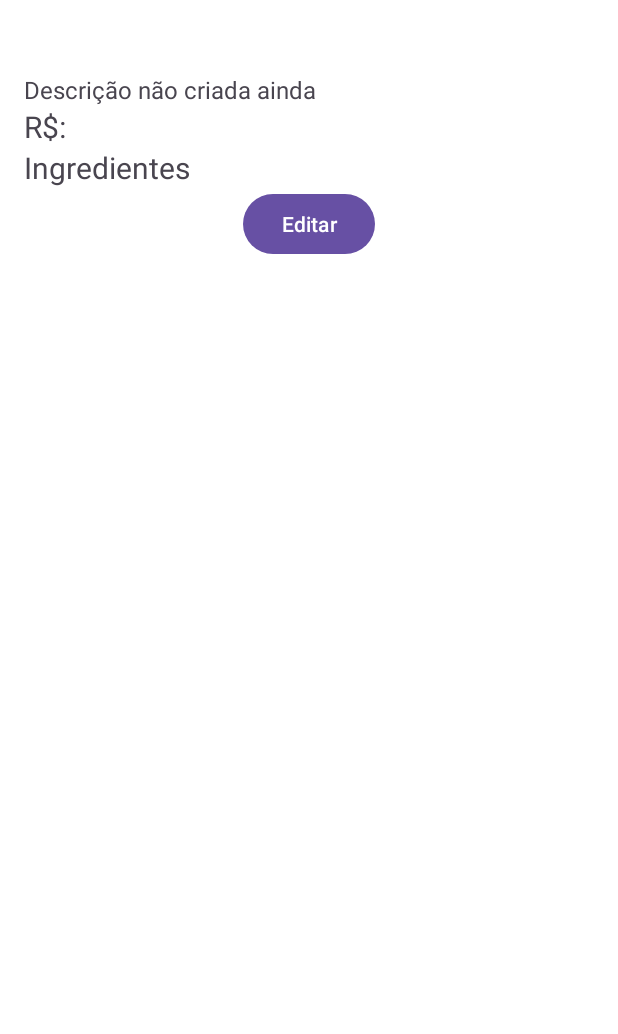
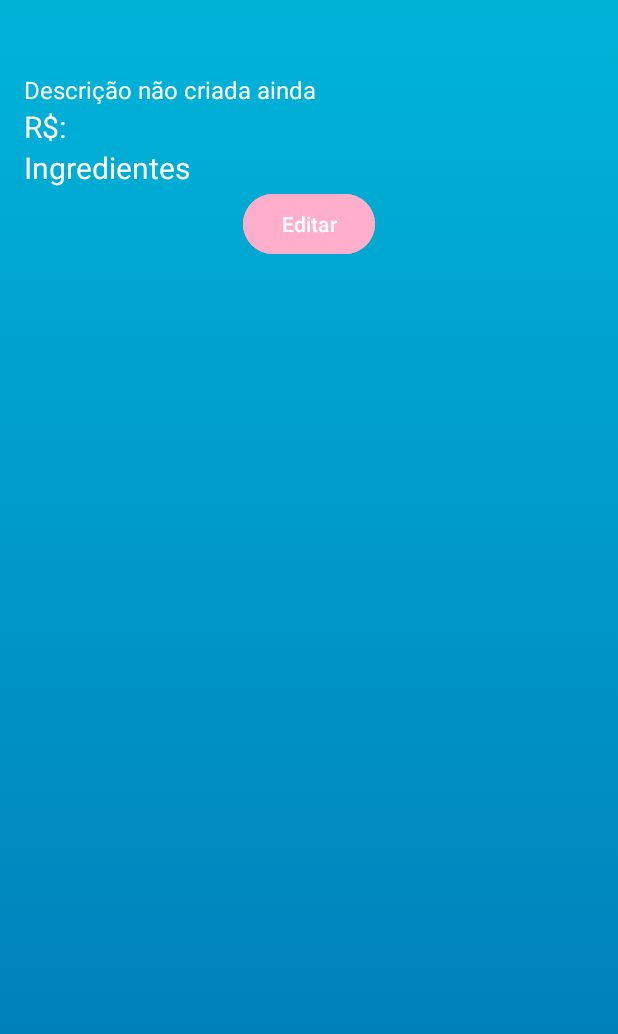
Before and after one commit to Abrahao02/ReceitaAplicativoAndroid, an Android app: the DetalhesReceitaActivity screen opened directly, with no data from a screen before it, on a phone screen of 412 x 824 dp. Shown: the top 1034 px of the screen. Run offline under Robolectric (Android 15) with nearby library versions, the phone set to English and light mode, and no system bars; our stand-ins replace Firebase (no records; nobody signed in at launch, a user with empty details on screens opened directly).

Commit message:
XML prontos
VerReceitas, ListarIngredientes, tem_Receita, Detalhes_receita

```diff
--- a/app/src/main/res/drawable/gradient_background.xml
+++ b/app/src/main/res/drawable/gradient_background.xml
@@ -8,7 +8,7 @@
             <gradient
                 android:startColor = "#00b4d8"
                 android:endColor = "#0077b6"
-                android:angle = "180"
+                android:angle = "0"
                 android:type = "linear" />
         </shape>
     </item>
--- a/app/src/main/res/layout/activity_detalhes_receita.xml
+++ b/app/src/main/res/layout/activity_detalhes_receita.xml
@@ -5,7 +5,7 @@
     xmlns:tools="http://schemas.android.com/tools"
     android:layout_width="match_parent"
     android:layout_height="match_parent"
-    android:background="#ffffff"
+    android:background="@drawable/gradient"
     android:padding="16dp"
     tools:context=".DetalhesReceitaActivity">
 
@@ -26,6 +26,10 @@
                 android:id="@+id/editTextNomeReceita"
                 android:layout_width="0dp"
                 android:layout_height="wrap_content"
+                android:layout_margin="10dp"
+                android:backgroundTint="#ffafcc"
+                android:textColor="#FFFFFF"
+                android:textColorHint="#FFFFFF"
                 android:textSize="24sp"
                 android:visibility="gone"
                 app:layout_constraintTop_toTopOf="parent"
@@ -37,6 +41,7 @@
                 android:layout_width="0dp"
                 android:layout_height="wrap_content"
                 android:text="Nome da Receita"
+                android:textColor="#FFFFFF"
                 android:textSize="24sp"
                 app:layout_constraintTop_toBottomOf="@+id/editTextNomeReceita"
                 app:layout_constraintStart_toStartOf="parent"
@@ -46,6 +51,10 @@
                 android:id="@+id/editTextDescricaoReceita"
                 android:layout_width="0dp"
                 android:layout_height="wrap_content"
+                android:layout_margin="10dp"
+                android:backgroundTint="#ffafcc"
+                android:textColor="#FFFFFF"
+                android:textColorHint="#FFFFFF"
                 android:textSize="16sp"
                 android:visibility="gone"
                 app:layout_constraintTop_toBottomOf="@+id/txtNomeIngrediente"
@@ -57,6 +66,7 @@
                 android:layout_width="0dp"
                 android:layout_height="wrap_content"
                 android:text="Descrição da Receita"
+                android:textColor="#FFFFFF"
                 android:textSize="16sp"
                 app:layout_constraintTop_toBottomOf="@+id/editTextDescricaoReceita"
                 app:layout_constraintStart_toStartOf="parent"
@@ -66,6 +76,7 @@
                 android:id="@+id/text_custoTotal"
                 android:layout_width="0dp"
                 android:layout_height="wrap_content"
+                android:textColor="#FFFFFF"
                 android:text="R$:"
                 android:textSize="20sp"
                 app:layout_constraintTop_toBottomOf="@+id/txtDescricaoReceita"
@@ -77,6 +88,7 @@
                 android:layout_width="0dp"
                 android:layout_height="wrap_content"
                 android:text="Ingredientes"
+                android:textColor="#FFFFFF"
                 android:textSize="20sp"
                 app:layout_constraintTop_toBottomOf="@+id/text_custoTotal"
                 app:layout_constraintStart_toStartOf="parent"
@@ -86,6 +98,7 @@
                 android:id="@+id/recyclerViewIngredientes"
                 android:layout_width="0dp"
                 android:layout_height="wrap_content"
+                android:textColor="#FFFFFF"
                 app:layout_constraintTop_toBottomOf="@+id/textViewIngredientes"
                 app:layout_constraintStart_toStartOf="parent"
                 app:layout_constraintEnd_toEndOf="parent" />
@@ -95,6 +108,7 @@
                 android:layout_width="wrap_content"
                 android:layout_height="wrap_content"
                 android:text="Editar"
+                android:backgroundTint="#ffafcc"
                 android:visibility="visible"
                 app:layout_constraintTop_toBottomOf="@+id/recyclerViewIngredientes"
                 app:layout_constraintStart_toStartOf="parent"
@@ -102,13 +116,15 @@
 
             <Button
                 android:id="@+id/btnSalvar"
-                android:layout_width="0dp"
-                android:layout_height="18dp"
+                android:layout_width="wrap_content"
+                android:layout_height="wrap_content"
+                android:backgroundTint="#ffafcc"
                 android:text="Salvar"
                 android:visibility="gone"
-                app:layout_constraintTop_toBottomOf="@+id/btnEditar"
+                app:layout_constraintEnd_toEndOf="parent"
                 app:layout_constraintStart_toStartOf="parent"
-                app:layout_constraintEnd_toEndOf="parent" />
+                app:layout_constraintTop_toBottomOf="@+id/recyclerViewIngredientes" />
+
         </androidx.constraintlayout.widget.ConstraintLayout>
     </ScrollView>
 
--- a/app/src/main/res/layout/activity_listar_ingredientes.xml
+++ b/app/src/main/res/layout/activity_listar_ingredientes.xml
@@ -5,6 +5,7 @@
     android:layout_width="match_parent"
     android:layout_height="match_parent"
     android:padding="16dp"
+    android:background="@drawable/gradient"
     tools:context=".ListarIngredientesActivity">
 
     <TextView
--- a/app/src/main/res/layout/activity_ver_receita.xml
+++ b/app/src/main/res/layout/activity_ver_receita.xml
@@ -5,6 +5,7 @@
     xmlns:tools="http://schemas.android.com/tools"
     android:layout_width="match_parent"
     android:layout_height="match_parent"
+    android:background="@drawable/gradient"
     tools:context=".VerReceitaActivity">
 
     <TextView
@@ -13,6 +14,7 @@
         android:layout_height="wrap_content"
         android:layout_marginTop="16dp"
         android:text="Receitas"
+        android:textColor="#FFFFFF"
         android:textSize="24sp"
         app:layout_constraintEnd_toEndOf="parent"
         app:layout_constraintStart_toStartOf="parent"
--- a/app/src/main/res/layout/item_receita.xml
+++ b/app/src/main/res/layout/item_receita.xml
@@ -11,7 +11,7 @@
         android:layout_width="match_parent"
         android:layout_height="wrap_content"
         android:textSize="18sp"
-        android:textColor="#000"
+        android:textColor="#FFFFFF"
         android:textStyle="bold" />
 
 </LinearLayout>
```
Also changed, not shown: app/src/main/res/layout/ingredientes_cadastrados.xml (+4 -5 lines).
